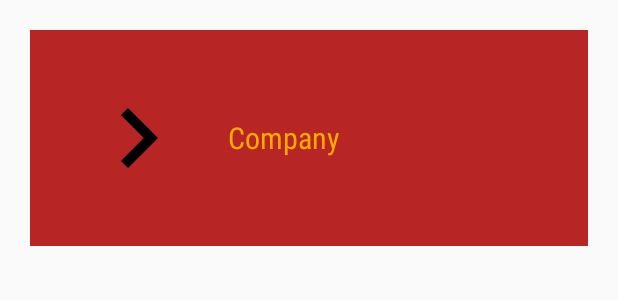
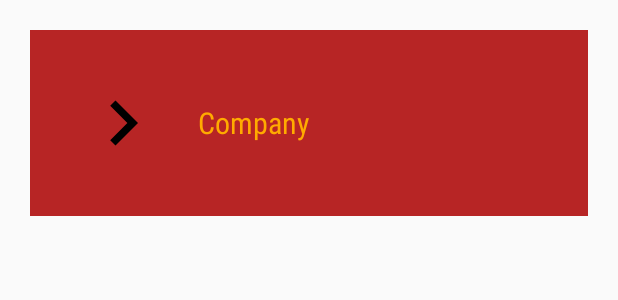
Before and after one commit to princebansal/gdgvit-nasscom, an Android app: the layout row_item.xml on its own in the app's theme, with its tools: preview values and no code run, on a phone screen of 412 x 824 dp. Shown: the top 300 px of the screen. Run offline under Robolectric (Android 15) with nearby library versions, the phone set to English and light mode, and no system bars.

Commit message:
No Change

```diff
--- a/app/src/main/res/layout/row_item.xml
+++ b/app/src/main/res/layout/row_item.xml
@@ -15,8 +15,8 @@
     >
 
     <de.hdodenhof.circleimageview.CircleImageView
-        android:layout_width="80dp"
-        android:layout_height="80dp"
+        android:layout_width="60dp"
+        android:layout_height="60dp"
         android:id="@+id/companyLogo"
         android:src="@drawable/ic_chevron_right_black_24dp"
         />
```
